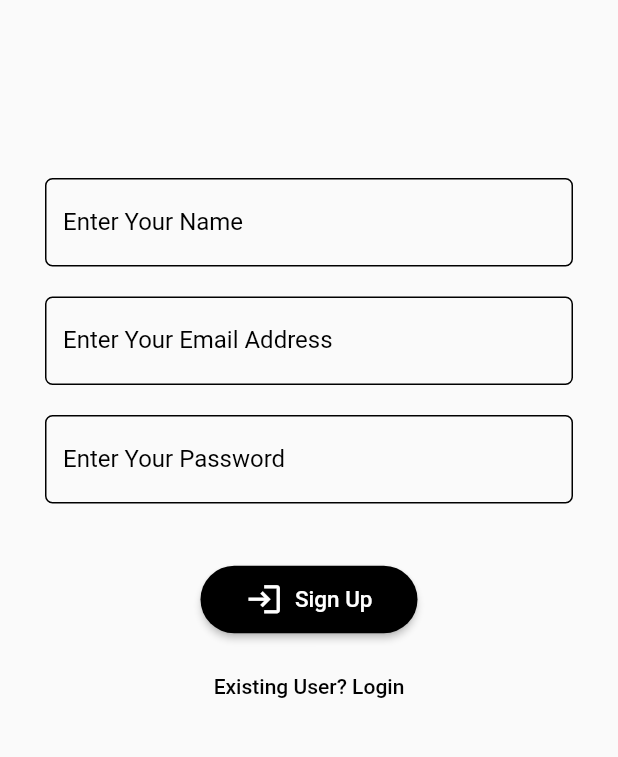
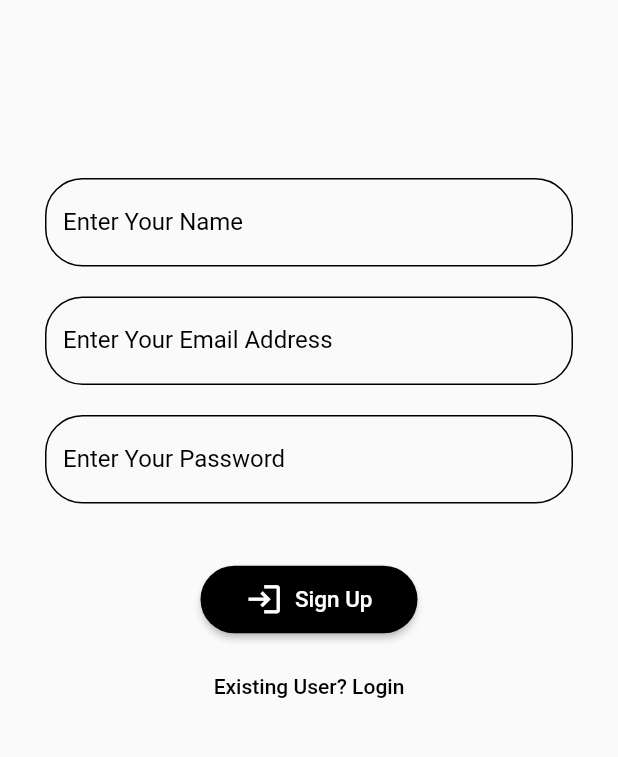
Before and after one commit to cloneartist/Upcampus, a Flutter app: the SignUp screen opened directly, on a phone screen of 412 x 824 dp, the part 335-1092 px from its top. Run offline on Flutter 3.47's test engine with Material 2 defaults, Android fonts, the phone set to English and light mode, and no system bars; our stand-ins replace cloud_firestore, firebase_auth, firebase_core, google_fonts; accounts and stored records are empty.

```diff
--- a/lib/models/textstyle.dart
+++ b/lib/models/textstyle.dart
@@ -6,15 +6,15 @@ dynamic textInputDecoration = InputDecoration(
   ),
   fillColor: Colors.black,
   focusedBorder: OutlineInputBorder(
-    borderRadius: BorderRadius.circular(5),
+    borderRadius: BorderRadius.circular(25),
     borderSide: const BorderSide(width: 1, color: Colors.black),
   ),
   enabledBorder: OutlineInputBorder(
-    borderRadius: BorderRadius.circular(5),
+    borderRadius: BorderRadius.circular(25),
     borderSide: const BorderSide(width: 1, color: Colors.black),
   ),
   border: OutlineInputBorder(
-    borderRadius: BorderRadius.circular(5),
+    borderRadius: BorderRadius.circular(25),
     borderSide: const BorderSide(),
   ),
 );
```
Also changed, not shown: lib/main.dart (+1 -8 lines), lib/screens/home.dart (+0 -31 lines).
